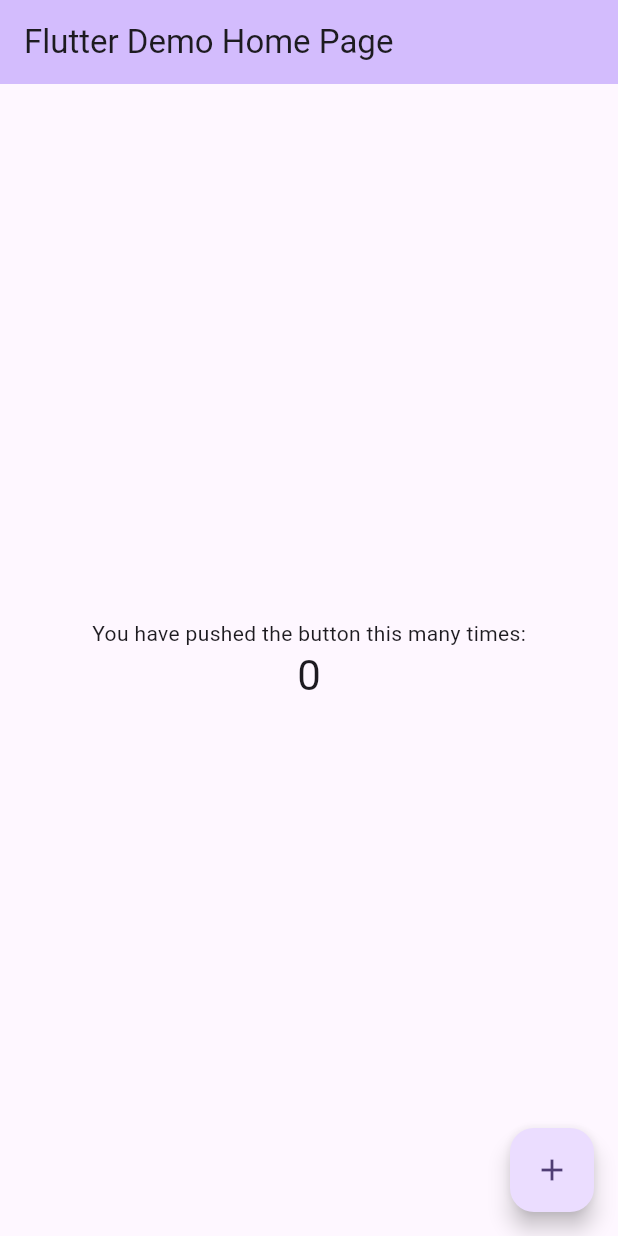
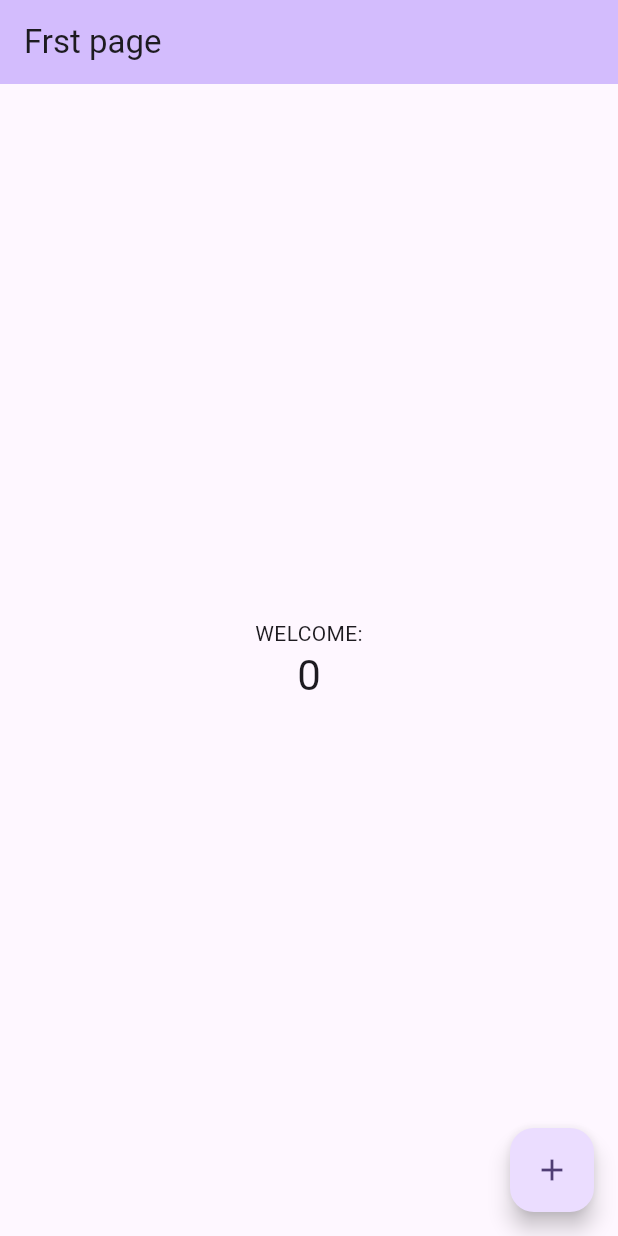
Before and after one commit to Tejasriram944/flutter-dev, a Flutter app: the screen it shows after launch, on a phone screen of 412 x 824 dp. Run offline on Flutter 3.47's test engine with Material 3 defaults, Android fonts, the light colour scheme and no system bars.

Commit message:
new changes

```diff
--- a/lib/main.dart
+++ b/lib/main.dart
@@ -31,7 +31,7 @@ class MyApp extends StatelessWidget {
         colorScheme: ColorScheme.fromSeed(seedColor: Colors.deepPurple),
         useMaterial3: true,
       ),
-      home: const MyHomePage(title: 'Flutter Demo Home Page'),
+      home: const MyHomePage(title: 'Frst page'),
     );
   }
 }
@@ -106,7 +106,7 @@ class _MyHomePageState extends State<MyHomePage> {
           mainAxisAlignment: MainAxisAlignment.center,
           children: <Widget>[
             const Text(
-              'You have pushed the button this many times:',
+              'WELCOME:',
             ),
             Text(
               '$_counter',
```
